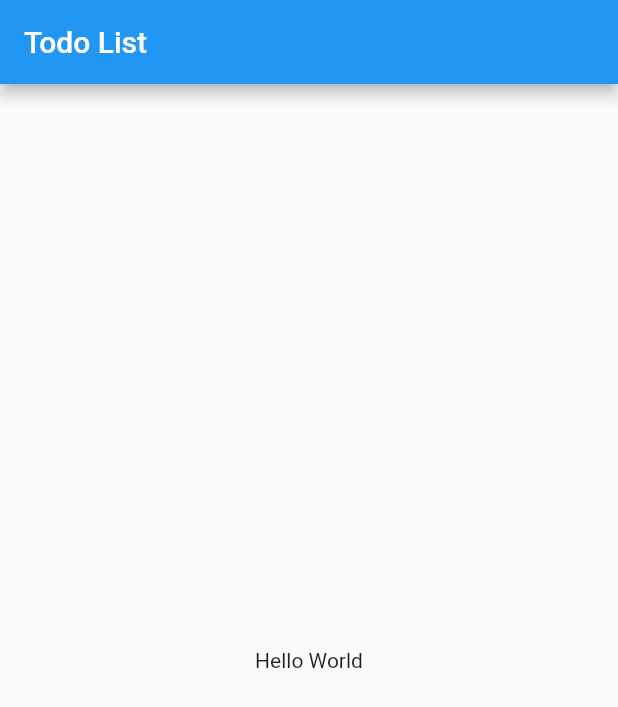
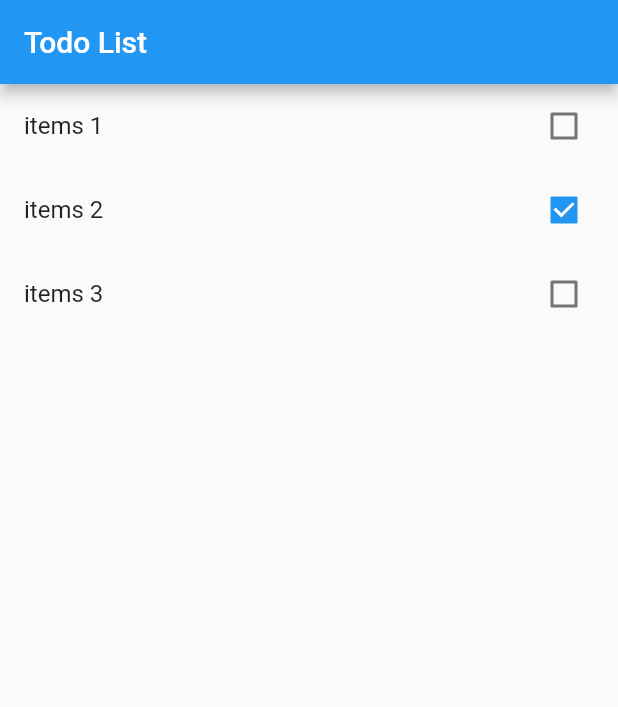
Before and after one commit to Leonardocasilva/Flutter-To-Do, a Flutter app: the screen it shows after launch, on a phone screen of 412 x 824 dp. Shown: the top 707 px of the screen. Run offline on Flutter 3.47's test engine with Material 2 defaults, Android fonts, the phone set to English and light mode, and no system bars.

Commit message:
Ajustando Layout e adicionando a atualização de estados

```diff
--- a/lib/main.dart
+++ b/lib/main.dart
@@ -1,4 +1,5 @@
 import 'package:flutter/material.dart';
+import 'package:todo/models/item.dart';
 
 void main() => runApp(App());
 
@@ -16,17 +17,43 @@ class App extends StatelessWidget {
   }
 }
 
-class HomePage extends StatelessWidget {
+class HomePage extends StatefulWidget {
+  var items = new List<Item>();
+
+  HomePage() {
+    items = [];
+
+    items.add(Item(title: "items 1", done: false));
+    items.add(Item(title: "items 2", done: true));
+    items.add(Item(title: "items 3", done: false));
+  }
+
+  @override
+  _HomePageState createState() => _HomePageState();
+}
+
+class _HomePageState extends State<HomePage> {
   @override
   Widget build(BuildContext context) {
     return Scaffold(
       appBar: AppBar(
         title: Text("Todo List"),
       ),
-      body: Container(
-        child: Center(
-          child: Text("Hello World"),
-        ),
+      body: ListView.builder(
+        itemCount: widget.items.length,
+        itemBuilder: (BuildContext ctx, int index) {
+          final item = widget.items[index];
+          return CheckboxListTile(
+            title: Text(item.title),
+            key: Key(item.title),
+            value: item.done,
+            onChanged: (value) {
+              setState(() {
+                item.done = value;
+              });
+            },
+          );
+        },
       ),
     );
   }
--- /dev/null
+++ b/lib/models/item.dart
@@ -0,0 +1,20 @@
+class Item {
+  String title;
+  bool done;
+
+  Item({this.title, this.done});
+
+  Item.fromJson(Map<String, dynamic> json) {
+    title = json['title'];
+    done = json['done'];
+  }
+
+  Map<String, dynamic> toJson() {
+    final Map<String, dynamic> data = new Map<String, dynamic>();
+
+    data['title'] = this.title;
+    data['done'] = this.done;
+
+    return data;
+  }
+}
```
